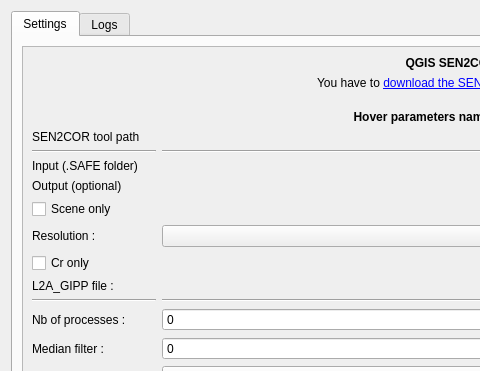
MathisRD/sen2cor_adapter, file sen2cor_adapter_dialog_base.ui: the form before one commit; both pictures show x 0 to 480 and y 0 to 371 of the 833 by 567 pixel window.
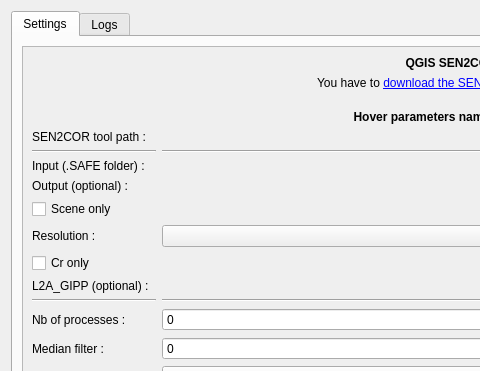
The form after the commit. Custom widgets are drawn as their Qt base class.

Commit message: Linked adapter to sen2cor

```diff
--- a/sen2cor_adapter_dialog_base.ui
+++ b/sen2cor_adapter_dialog_base.ui
@@ -69,7 +69,7 @@
            <item row="10" column="0">
             <widget class="QLabel" name="gippLab">
              <property name="text">
-              <string>L2A_GIPP file :</string>
+              <string>L2A_GIPP (optional) :</string>
              </property>
             </widget>
            </item>
@@ -340,7 +340,7 @@
            <item row="5" column="0">
             <widget class="QLabel" name="inputLab">
              <property name="text">
-              <string>Input (.SAFE folder)</string>
+              <string>Input (.SAFE folder) :</string>
              </property>
             </widget>
            </item>
@@ -401,7 +401,7 @@
               <string>Output directory of the L2A product. If left blank, L2A will be store in the input root folder.</string>
              </property>
              <property name="text">
-              <string>Output (optional)</string>
+              <string>Output (optional) :</string>
              </property>
             </widget>
            </item>
@@ -492,7 +492,7 @@
               <string>SEN2COR home folder</string>
              </property>
              <property name="text">
-              <string>SEN2COR tool path</string>
+              <string>SEN2COR tool path :</string>
              </property>
             </widget>
            </item>
```
The commit also changes 1 other file.
